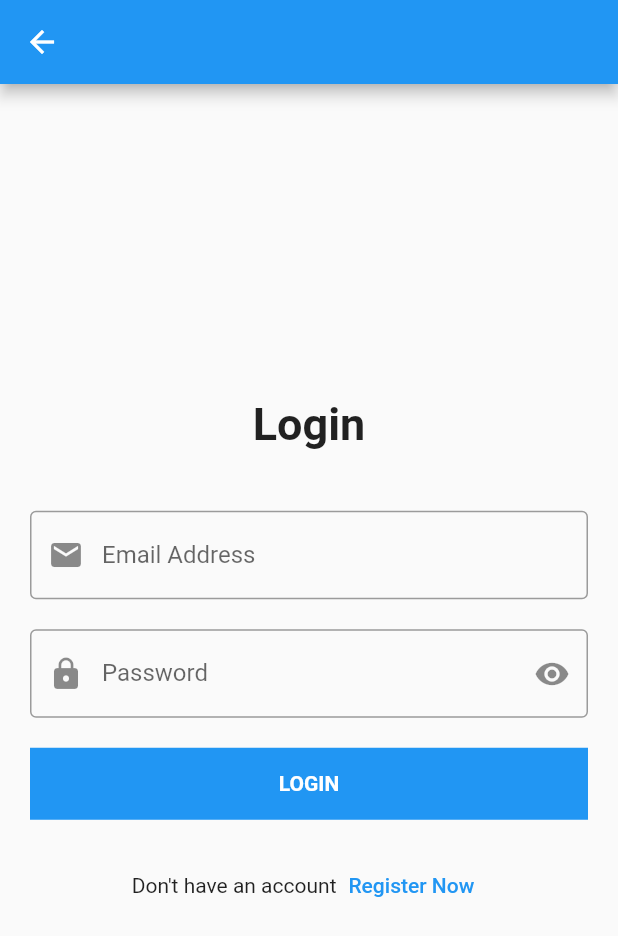
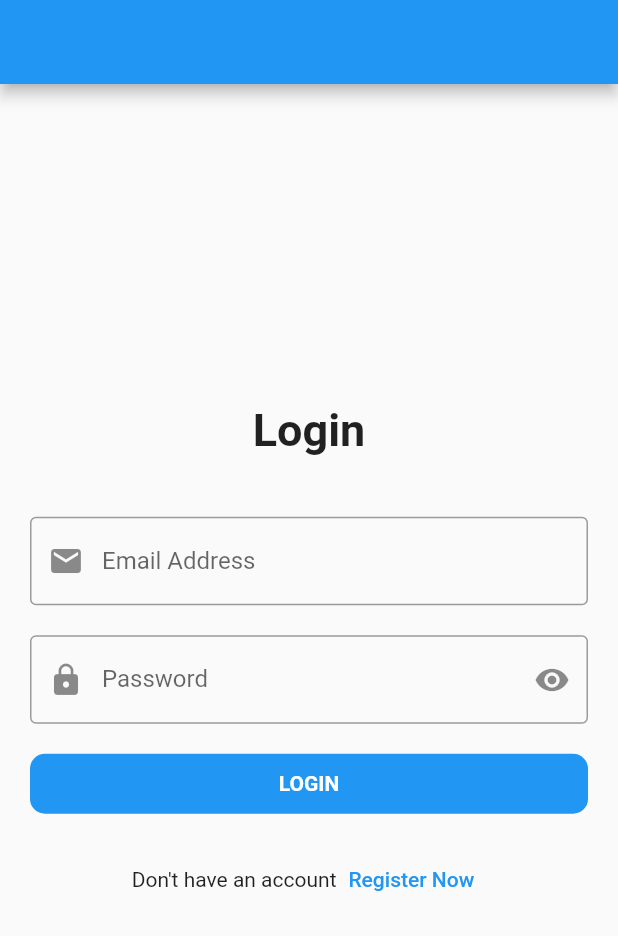
Before and after one commit to HeshamAlads/udemy_flutter, a Flutter app: the LoginScreen screen opened directly, on a phone screen of 412 x 824 dp. Shown: the top 936 px of the screen. Run offline on Flutter 3.47's test engine with Material 2 defaults, Android fonts, the phone set to English and light mode, and no system bars.

```diff
--- a/lib/login_screen.dart
+++ /dev/null
@@ -1,115 +0,0 @@
-// ignore_for_file: avoid_print
-
-import 'package:flutter/material.dart';
-
-class LoginScreen extends StatefulWidget {
-  const LoginScreen({Key? key}) : super(key: key);
-
-  @override
-  State<LoginScreen> createState() => _LoginScreenState();
-}
-
-class _LoginScreenState extends State<LoginScreen> {
-  var emailController = TextEditingController();
-  var passwordController = TextEditingController();
-
-  @override
-  Widget build(BuildContext context) {
-    return Scaffold(
-      appBar: AppBar(),
-      body: Padding(
-        padding: const EdgeInsets.all(20.0),
-        child: Center(
-          child: SingleChildScrollView(
-            child: Column(
-              children: [
-                const Text(
-                  'Login',
-                  style: TextStyle(
-                    fontSize: 30.0,
-                    fontWeight: FontWeight.bold,
-                  ),
-                ),
-                const SizedBox(
-                  height: 40.0,
-                ),
-                TextFormField(
-                  controller: emailController,
-                  keyboardType: TextInputType.emailAddress,
-                  onFieldSubmitted: (value) {
-                    print(value);
-                  },
-                  onChanged: (value) {
-                    print(value);
-                  },
-                  decoration: const InputDecoration(
-                    labelText: 'Email Address',
-                    hintText: 'Email Address',
-                    prefixIcon: Icon(Icons.email),
-                    border: OutlineInputBorder(),
-                  ),
-                ),
-                const SizedBox(
-                  height: 20.0,
-                ),
-                TextFormField(
-                  controller: passwordController,
-                  keyboardType: TextInputType.visiblePassword,
-                  obscureText: true,
-                  onFieldSubmitted: (value) {
-                    print(value);
-                  },
-                  onChanged: (value) {
-                    print(value);
-                  },
-                  decoration: const InputDecoration(
-                    labelText: 'Password',
-                    hintText: 'Password',
-                    prefixIcon: Icon(Icons.lock),
-                    suffixIcon: Icon(Icons.remove_red_eye),
-                    border: OutlineInputBorder(),
-                  ),
-                ),
-                const SizedBox(
-                  height: 20.0,
-                ),
-                Container(
-                  width: double.infinity,
-                  color: Colors.blue,
-                  child: MaterialButton(
-                    onPressed: () {
-                      print(emailController.text);
-                      print(passwordController.text);
-                    },
-                    child: const Text(
-                      'LOGIN',
-                      style: TextStyle(
-                        fontWeight: FontWeight.bold,
-                        color: Colors.white,
-                      ),
-                    ),
-                  ),
-                ),
-                const SizedBox(
-                  height: 20.0,
-                ),
-                Row(
-                  mainAxisAlignment: MainAxisAlignment.center,
-                  children: [
-                    const Text(
-                      'Don\'t have an account',
-                    ),
-                    TextButton(
-                      onPressed: () {},
-                      child: const Text('Register Now'),
-                    ),
-                  ],
-                ),
-              ],
-            ),
-          ),
-        ),
-      ),
-    );
-  }
-}
--- a/lib/main.dart
+++ b/lib/main.dart
@@ -1,5 +1,5 @@
 import 'package:flutter/material.dart';
-import 'package:udemy_flutter/bmi_calculator.dart';
+import 'package:udemy_flutter/modules/login/login_screen.dart';
 
 void main() {
   runApp(const MyApp());
@@ -12,7 +12,7 @@ class MyApp extends StatelessWidget {
   Widget build(BuildContext context) {
     return const MaterialApp(
       debugShowCheckedModeBanner: false,
-      home: BmiCalculator(),
+      home: LoginScreen(),
     );
   }
 }
--- a/lib/bmi_calculator.dart
+++ b/lib/modules/bmi/bmi_calculator.dart
@@ -1,6 +1,6 @@
 import 'dart:math';
 import 'package:flutter/material.dart';
-import 'package:udemy_flutter/bmi_result.dart';
+import 'package:udemy_flutter/modules/bmi_result/bmi_result.dart';
 
 class BmiCalculator extends StatefulWidget {
   const BmiCalculator({Key? key}) : super(key: key);
--- /dev/null
+++ b/lib/modules/login/login_screen.dart
@@ -0,0 +1,127 @@
+import 'package:flutter/material.dart';
+import 'package:udemy_flutter/shared/components/components.dart';
+
+// reusable components
+// 1. timing
+// 2. refactor
+// 3. quality
+
+class LoginScreen extends StatefulWidget {
+  const LoginScreen({Key? key}) : super(key: key);
+
+  @override
+  State<LoginScreen> createState() => _LoginScreenState();
+}
+
+class _LoginScreenState extends State<LoginScreen> {
+  var emailController = TextEditingController();
+  var passwordController = TextEditingController();
+  var formKey = GlobalKey<FormState>();
+
+  @override
+  Widget build(BuildContext context) {
+    return Scaffold(
+      appBar: AppBar(),
+      body: Padding(
+        padding: const EdgeInsets.all(20.0),
+        child: Center(
+          child: SingleChildScrollView(
+            child: Form(
+              key: formKey,
+              child: Column(
+                children: [
+                  const Text(
+                    'Login',
+                    style: TextStyle(
+                      fontSize: 30.0,
+                      fontWeight: FontWeight.bold,
+                    ),
+                  ),
+                  const SizedBox(
+                    height: 40.0,
+                  ),
+                  TextFormField(
+                    controller: emailController,
+                    keyboardType: TextInputType.emailAddress,
+                    onFieldSubmitted: (value) {
+                      print(value);
+                    },
+                    onChanged: (value) {
+                      print(value);
+                    },
+                    validator: (value) {
+                      if (value == null || value.isEmpty) {
+                        return 'Email can\'t be empty';
+                      }
+                      return null;
+                    },
+                    decoration: const InputDecoration(
+                      labelText: 'Email Address',
+                      hintText: 'Email Address',
+                      prefixIcon: Icon(Icons.email),
+                      border: OutlineInputBorder(),
+                    ),
+                  ),
+                  const SizedBox(
+                    height: 20.0,
+                  ),
+                  TextFormField(
+                    controller: passwordController,
+                    keyboardType: TextInputType.visiblePassword,
+                    obscureText: true,
+                    validator: (value) {
+                      if (value == null || value.isEmpty) {
+                        return 'Email can\'t be empty';
+                      }
+                      return null;
+                    },
+                    onFieldSubmitted: (value) {
+                      print(value);
+                    },
+                    onChanged: (value) {
+                      print(value);
+                    },
+                    decoration: const InputDecoration(
+                      labelText: 'Password',
+                      hintText: 'Password',
+                      prefixIcon: Icon(Icons.lock),
+                      suffixIcon: Icon(Icons.remove_red_eye),
+                      border: OutlineInputBorder(),
+                    ),
+                  ),
+                  const SizedBox(
+                    height: 20.0,
+                  ),
+                  defaultButton(
+                    text: 'login',
+                    function: () {
+                      if (formKey.currentState!.validate()) {
+                        print(emailController.text);
+                        print(emailController.text);
+                      }
+                    },
+                  ),
+                  const SizedBox(
+                    height: 20.0,
+                  ),
+                  Row(
+                    mainAxisAlignment: MainAxisAlignment.center,
+                    children: [
+                      const Text(
+                        'Don\'t have an account',
+                      ),
+                      TextButton(
+                        onPressed: () {},
+                        child: const Text('Register Now'),
+                      ),
+                    ],
+                  ),
+                ],
+              ),
+            ),
+          ),
+        ),
+      ),
+    );
+  }
+}
--- /dev/null
+++ b/lib/shared/components/components.dart
@@ -0,0 +1,28 @@
+import 'package:flutter/material.dart';
+
+Widget defaultButton({
+  double width = double.infinity,
+  Color background = Colors.blue,
+  bool isUpperCase = true,
+  double radius = 10.0,
+  required Function function,
+  required String text,
+}) =>
+    Container(
+      width: width,
+      height: 40.0,
+      decoration: BoxDecoration(
+        color: background,
+        borderRadius: BorderRadius.circular(radius),
+      ),
+      child: MaterialButton(
+        onPressed: () {},
+        child: Text(
+          isUpperCase ? text.toUpperCase() : text,
+          style: const TextStyle(
+            fontWeight: FontWeight.bold,
+            color: Colors.white,
+          ),
+        ),
+      ),
+    );
```
Also changed, not shown: lib/models/user/user_model.dart (added, +13 -0 lines), lib/modules/users/users_screen.dart (renamed from lib/users_screen.dart, +3 -16 lines), lib/modules/bmi_result/bmi_result.dart (renamed from lib/bmi_result.dart), lib/modules/counter/counter_screen.dart (renamed from lib/counter_screen.dart), lib/modules/home/home_screen.dart (renamed from lib/home_screen.dart), lib/modules/messenger/messenger_screen.dart (renamed from lib/messenger_screen.dart), lib/shared/components/constants.dart (added), lib/shared/styles/colors.dart (added), lib/shared/styles/styles.dart (added).
